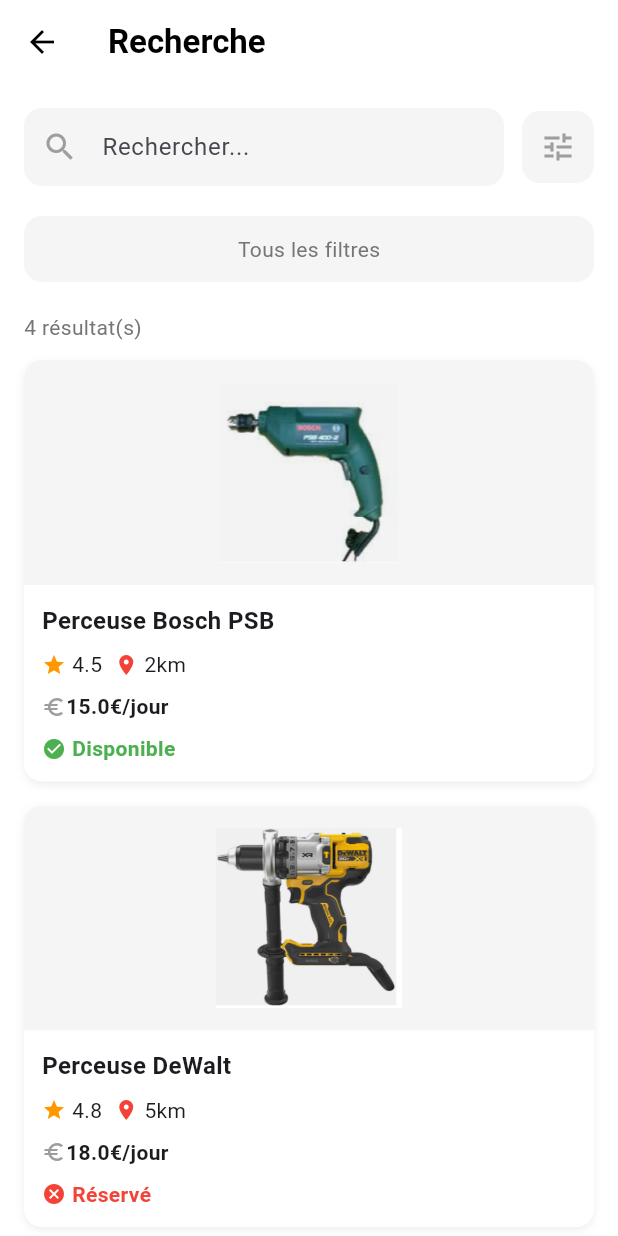
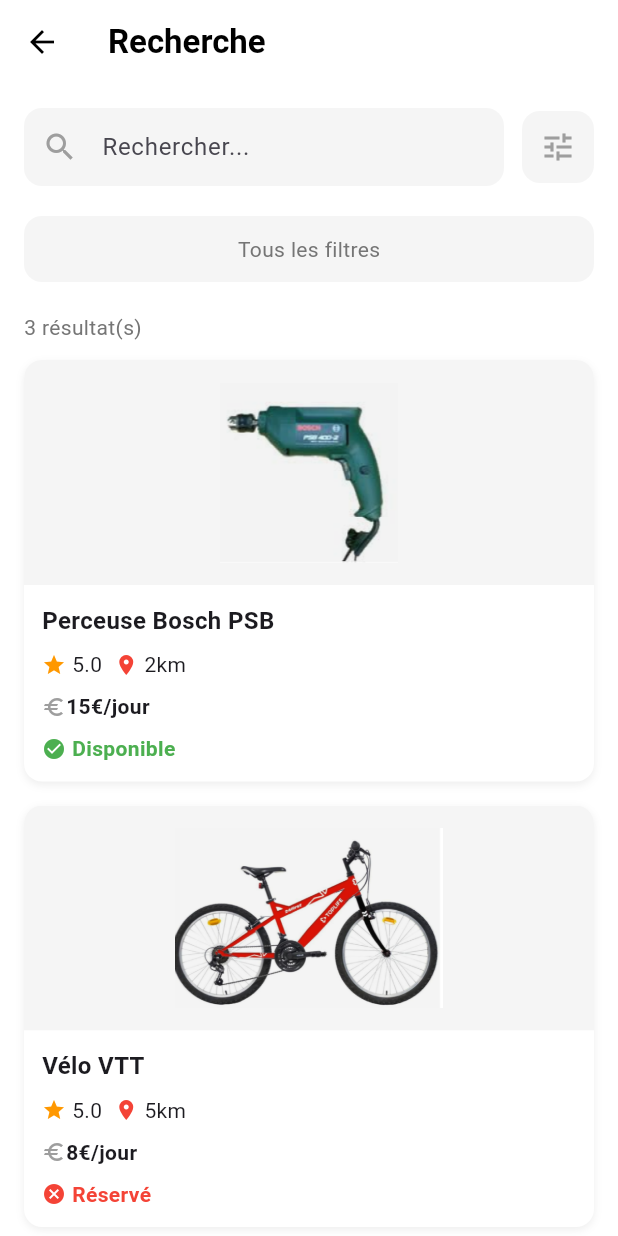
Before and after one commit to montassar2002/devmob-echange, a Flutter app: the SearchPage screen opened directly, on a phone screen of 412 x 824 dp. Run offline on Flutter 3.47's test engine with Material 3 defaults, Android fonts, the phone set to English and light mode, and no system bars; our stand-ins replace firebase_core; accounts and stored records are empty.

Commit message:
feat(item): add item detail page with Model Item and navigation from home and search

```diff
--- a/lib/models/item.dart
+++ b/lib/models/item.dart
@@ -0,0 +1,80 @@
+class Item {
+  final String id;
+  final String image;
+  final String title;
+  final String description;
+  final String owner;
+  final double ownerRating;
+  final String memberSince;
+  final String category;
+  final bool isAvailable;
+  final double rating;
+  final String location;
+  final double price;
+  final String? distance;
+
+  Item({
+    required this.id,
+    required this.image,
+    required this.title,
+    required this.description,
+    required this.owner,
+    required this.ownerRating,
+    required this.memberSince,
+    required this.category,
+    required this.isAvailable,
+    required this.rating,
+    required this.location,
+    required this.price,
+    this.distance,
+  });
+
+  // Données de test
+  static List<Item> get sampleItems => [
+    Item(
+      id: '1',
+      image: 'assets/images/perce.png',
+      title: 'Perceuse Bosch PSB',
+      description: 'Perceuse professionnelle idéale pour tous travaux. Puissance 750W, mandrin 13mm. Parfait état.',
+      owner: 'Marc D.',
+      ownerRating: 4.9,
+      memberSince: '2023',
+      category: 'Outils',
+      isAvailable: true,
+      rating: 5.0,
+      location: 'Paris',
+      price: 15.0,
+      distance: '2km',
+    ),
+    Item(
+      id: '2',
+      image: 'assets/images/velo.png',
+      title: 'Vélo VTT',
+      description: 'Vélo tout terrain en excellent état. 21 vitesses, freins à disque. Parfait pour randonnées.',
+      owner: 'Sophie L.',
+      ownerRating: 4.7,
+      memberSince: '2022',
+      category: 'Sport',
+      isAvailable: false,
+      rating: 5.0,
+      location: 'Marseille',
+      price: 8.0,
+      distance: '5km',
+    ),
+    Item(
+      id: '3',
+      image: 'assets/images/tente.png',
+      title: 'Tente Camping',
+      description: 'Tente 3 places, imperméable. Idéale pour camping en famille. Facile à monter.',
+      owner: 'Jean P.',
+      ownerRating: 4.8,
+      memberSince: '2024',
+      category: 'Sport',
+      isAvailable: true,
+      rating: 4.0,
+      location: 'USA',
+      price: 7.0,
+      distance: '10km',
+    ),
+  ];
+}
--- a/lib/views/home/search_page.dart
+++ b/lib/views/home/search_page.dart
@@ -1,4 +1,6 @@
 import 'package:flutter/material.dart';
+import '../../models/item.dart';
+import '../item/item_detail_page.dart';
 
 class SearchPage extends StatefulWidget {
   const SearchPage({super.key});
@@ -13,52 +15,11 @@
   // Filtres actifs - VIDE par défaut
   List<String> activeFilters = [];
 
-  // Tous les objets (base de données simulée)
-  final List<Map<String, dynamic>> allItems = [
-    {
-      'image': 'assets/images/perce.png',
-      'title': 'Perceuse Bosch PSB',
-      'category': 'Outils',
-      'location': 'Paris',
-      'rating': 4.5,
-      'distance': '2km',
-      'price': 15.0,
-      'isAvailable': true,
-    },
-    {
-      'image': 'assets/images/perr.png',
-      'title': 'Perceuse DeWalt',
-      'category': 'Outils',
-      'location': 'Lyon',
-      'rating': 4.8,
-      'distance': '5km',
-      'price': 18.0,
-      'isAvailable': false,
-    },
-    {
-      'image': 'assets/images/velo.png',
-      'title': 'Vélo VTT',
-      'category': 'Sport',
-      'location': 'Paris',
-      'rating': 5.0,
-      'distance': '3km',
-      'price': 8.0,
-      'isAvailable': true,
-    },
-    {
-      'image': 'assets/images/tente.png',
-      'title': 'Tente de camping',
-      'category': 'Sport',
-      'location': 'Marseille',
-      'rating': 4.0,
-      'distance': '10km',
-      'price': 7.0,
-      'isAvailable': true,
-    },
-  ];
+  // Utilisation du Model Item
+  final List<Item> allItems = Item.sampleItems;
 
   // Résultats filtrés
-  List<Map<String, dynamic>> filteredItems = [];
+  List<Item> filteredItems = [];
 
   @override
   void initState() {
@@ -75,12 +36,13 @@
     setState(() {
       filteredItems = allItems.where((item) {
         // Filtre par texte
-        final matchesSearch = item['title'].toString().toLowerCase().contains(query);
+        final matchesSearch = query.isEmpty ||
+            item.title.toLowerCase().contains(query);
 
-        // Filtre par catégorie (si "Outils" est actif)
+        // Filtre par catégorie et lieu
         final matchesCategory = activeFilters.isEmpty ||
-            activeFilters.contains(item['category']) ||
-            activeFilters.contains(item['location']);
+            activeFilters.contains(item.category) ||
+            activeFilters.contains(item.location);
 
         return matchesSearch && matchesCategory;
       }).toList();
@@ -251,8 +213,17 @@
     );
   }
 
-  Widget _buildSearchResultCard(Map<String, dynamic> item) {
-    return Container(
+  Widget _buildSearchResultCard(Item item) {
+    return GestureDetector(
+      onTap: () {
+        Navigator.push(
+          context,
+          MaterialPageRoute(
+            builder: (context) => ItemDetailPage(item: item),
+          ),
+        );
+      },
+      child: Container(
         margin: EdgeInsets.only(bottom: 16),
         decoration: BoxDecoration(
           color: Colors.white,
@@ -277,7 +248,7 @@
                 color: Colors.grey.shade100,
                 child: Center(
                   child: Image.asset(
-                  item['image'],
+                    item.image,
                     height: 120,
                     fit: BoxFit.contain,
                   ),
@@ -291,7 +262,7 @@
                 children: [
                   // Titre
                   Text(
-                  item['title'],
+                    item.title,
                     style: TextStyle(
                       fontSize: 16,
                       fontWeight: FontWeight.bold,
@@ -304,14 +275,14 @@
                       Icon(Icons.star, color: Colors.orange, size: 16),
                       SizedBox(width: 4),
                       Text(
-                      '${item['rating']}',
+                        '${item.rating}',
                         style: TextStyle(fontSize: 14),
                       ),
                       SizedBox(width: 8),
                       Icon(Icons.location_on, color: Colors.red, size: 16),
                       SizedBox(width: 4),
                       Text(
-                      item['distance'],
+                        item.distance ?? '',
                         style: TextStyle(fontSize: 14),
                       ),
                     ],
@@ -322,7 +293,7 @@
                     children: [
                       Icon(Icons.euro, size: 16, color: Colors.grey),
                       Text(
-                      '${item['price']}€/jour',
+                        '${item.price.toStringAsFixed(0)}€/jour',
                         style: TextStyle(
                           fontSize: 14,
                           fontWeight: FontWeight.bold,
@@ -335,15 +306,15 @@
                   Row(
                     children: [
                       Icon(
-                      item['isAvailable'] ? Icons.check_circle : Icons.cancel,
-                      color: item['isAvailable'] ? Colors.green : Colors.red,
+                        item.isAvailable ? Icons.check_circle : Icons.cancel,
+                        color: item.isAvailable ? Colors.green : Colors.red,
                         size: 16,
                       ),
                       SizedBox(width: 4),
                       Text(
-                      item['isAvailable'] ? 'Disponible' : 'Réservé',
+                        item.isAvailable ? 'Disponible' : 'Réservé',
                         style: TextStyle(
-                        color: item['isAvailable'] ? Colors.green : Colors.red,
+                          color: item.isAvailable ? Colors.green : Colors.red,
                           fontWeight: FontWeight.bold,
                         ),
                       ),
@@ -353,6 +324,7 @@
               ),
             ),
           ],
+        ),
       ),
     );
   }
```
Also changed, not shown: lib/views/home/home_page.dart (+6 -49 lines), lib/views/item/item_detail_page.dart (added, +365 -0 lines), lib/widgets/item_card.dart (+25 -24 lines). Lines whose indentation alone changed are shown as unchanged.
